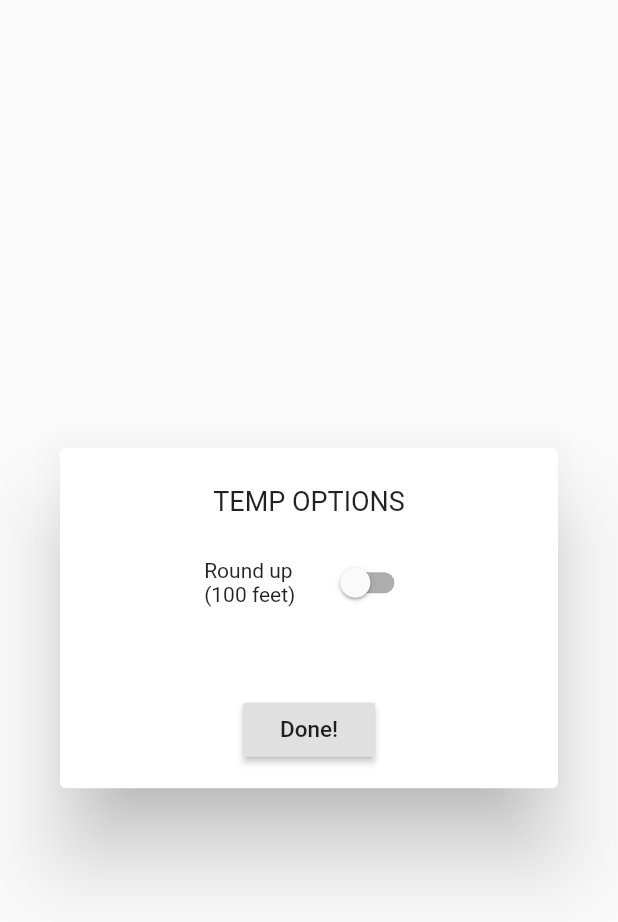
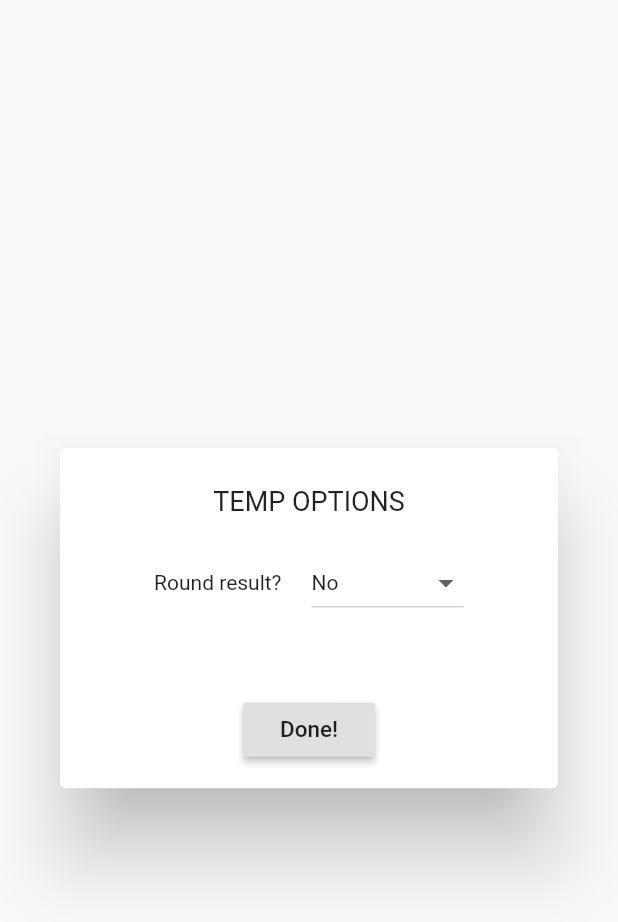
Before and after one commit to Manuito83/Cavokator, a Flutter app: the TempOptionsDialog widget shown alone on an empty page, opened directly with empty values, on a phone screen of 412 x 824 dp. Shown: the top 922 px of the screen. Run offline on Flutter 3.47's test engine with Material 2 defaults, Android fonts, the phone set to English and light mode, and no system bars; our stand-ins replace connectivity, flutter_speed_dial, flutter_sticky_header, google_maps_flutter, scroll_to_index, share and 1 more; accounts and stored records are empty.

Commit message:
New temperature correction rounding for 10, 50 and 100 feet. Releasing Android version code 18.

```diff
--- a/lib/main.dart
+++ b/lib/main.dart
@@ -17,7 +17,7 @@ class Cavokator extends StatefulWidget {
 }
 
 class _CavokatorState extends State<Cavokator> {
-  String _thisAppVersion = "2.1";
+  String _thisAppVersion = "2.2";
   Brightness _myBrightness = Brightness.light;
 
   @override
--- a/lib/temperature/temp_options_dialog.dart
+++ b/lib/temperature/temp_options_dialog.dart
@@ -3,7 +3,7 @@ import 'package:cavokator_flutter/utils/shared_prefs.dart';
 
 
 class TempOptionsDialog extends StatefulWidget {
-  final bool round;
+  final int round;
   final Function roundChangedCallback;
 
   TempOptionsDialog({@required this.round,
@@ -15,7 +15,7 @@ class TempOptionsDialog extends StatefulWidget {
 }
 
 class _TempOptionsDialog extends State<TempOptionsDialog> {
-  bool _round;
+  int _round;
 
   @override
   void initState() {
@@ -45,16 +45,54 @@ class _TempOptionsDialog extends State<TempOptionsDialog> {
                 mainAxisAlignment: MainAxisAlignment.center,
                 children: <Widget>[
                   Flexible(
-                    child: Text("Round up\n(100 feet)"),
+                    child: Text("Round result?"),
                   ),
                   Padding(
                     padding: EdgeInsets.only(left: 20),
                   ),
                   Flexible(
-                    child: Switch(
-                      value: _round,
-                      onChanged: (bool value) {
-                        _roundValueChanged(value);
+                    child: DropdownButton<String> (
+                      value: _round.toString(),
+                      items: [
+                        DropdownMenuItem(
+                          value: "0",
+                          child: Text(
+                            "No",
+                            style: TextStyle (
+                              fontSize: 14,
+                            ),
+                          ),
+                        ),
+                        DropdownMenuItem(
+                          value: "10",
+                          child: Text(
+                            "Higher 10ft",
+                            style: TextStyle (
+                              fontSize: 14,
+                            ),
+                          ),
+                        ),
+                        DropdownMenuItem(
+                          value: "50",
+                          child: Text(
+                            "Higher 50ft",
+                            style: TextStyle (
+                              fontSize: 14,
+                            ),
+                          ),
+                        ),
+                        DropdownMenuItem(
+                          value: "100",
+                          child: Text(
+                            "Higher 100ft",
+                            style: TextStyle (
+                              fontSize: 14,
+                            ),
+                          ),
+                        ),
+                      ],
+                      onChanged: (value) {
+                        _roundValueChanged(int.parse(value));
                       },
                     ),
                   ),
@@ -81,7 +119,7 @@ class _TempOptionsDialog extends State<TempOptionsDialog> {
     );
   }
 
-  void _roundValueChanged(bool newValue) {
+  void _roundValueChanged(int newValue) {
     setState(() {
       _round = newValue;
     });
```
Also changed, not shown: lib/temperature/temp_repeater.dart (+10 -6 lines), lib/temperature/temperature.dart (+5 -4 lines), lib/utils/changelog.dart (+7 -4 lines), lib/utils/shared_prefs.dart (+4 -4 lines), pubspec.yaml (+8 -8 lines), 1 other file.
